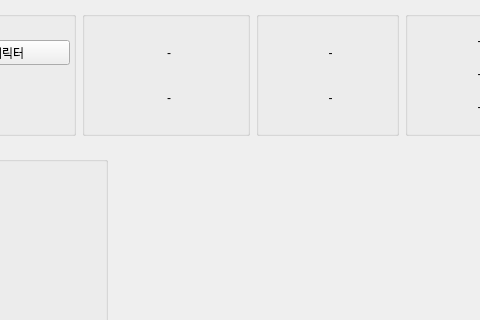
First picture: the form in ui/character/character_widget.ui, repository Wseop/loa-manager-qt-client, before the edit; both pictures show x 103 to 583 and y 0 to 320 of the 1219 by 659 pixel window.
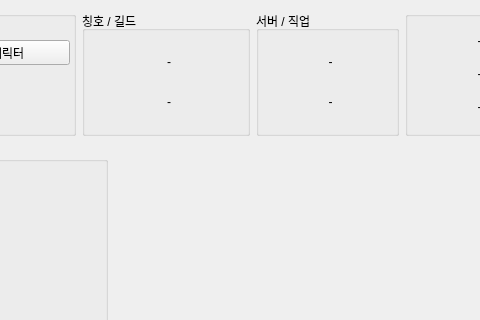
Second picture: the form after the edit.

The edit to the form file:
```diff
--- a/ui/character/character_widget.ui
+++ b/ui/character/character_widget.ui
@@ -99,7 +99,7 @@
         </size>
        </property>
        <property name="title">
-        <string/>
+        <string>칭호 / 길드</string>
        </property>
        <layout class="QVBoxLayout" name="vLayoutTitleGuild">
         <item>
@@ -164,7 +164,7 @@
         </size>
        </property>
        <property name="title">
-        <string/>
+        <string>서버 / 직업</string>
        </property>
        <layout class="QVBoxLayout" name="vLayoutServerClass">
         <item>
```
